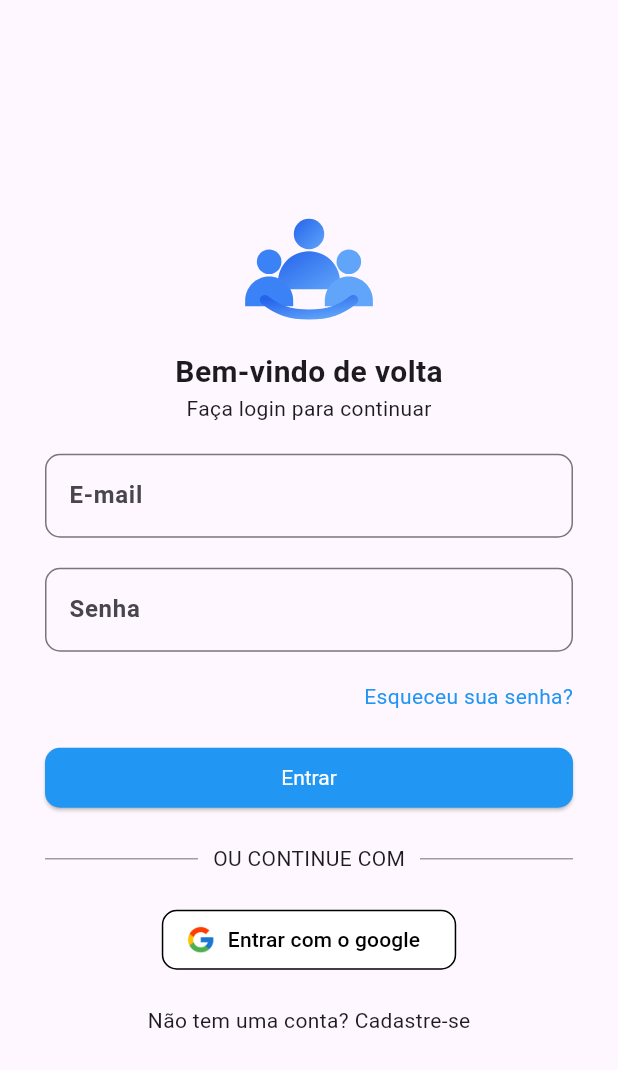
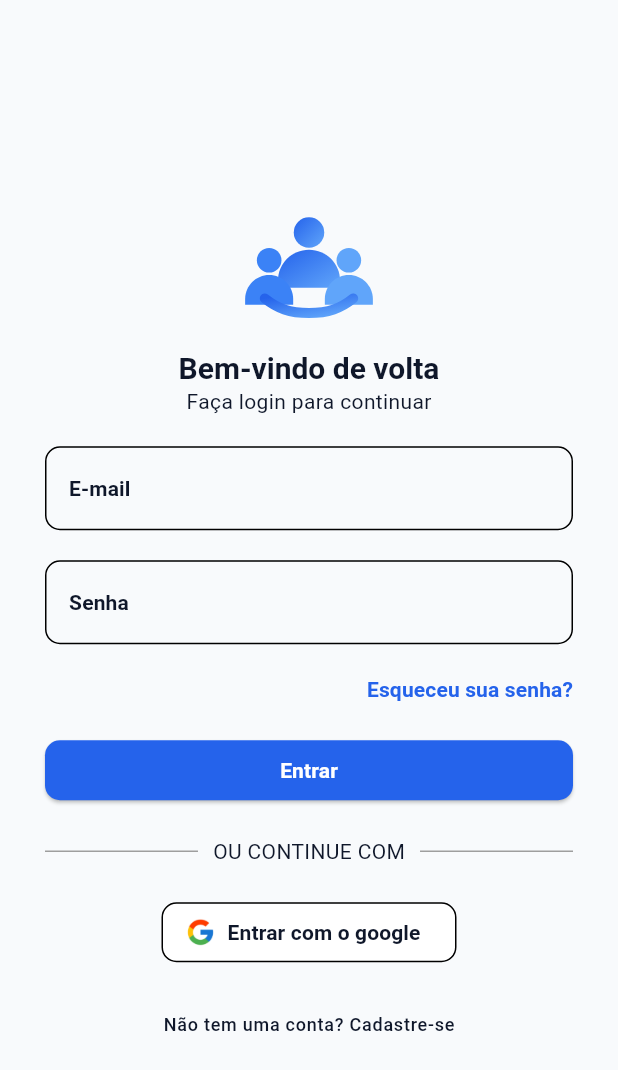
Before and after one commit to WilkerPontes/flutter-user-management, a Flutter app: the screen it shows after launch, on a phone screen of 412 x 824 dp. Shown: the top 1070 px of the screen. Run offline on Flutter 3.47's test engine with Material 3 defaults, Android fonts, the phone set to English and light mode, and no system bars; our stand-ins replace flutter_svg, go_router.

Commit message:
feat: add app theme and apply it to the login page
Introduce light/dark AppTheme with shared colors and text styles,
wire it into MaterialApp.router with system theme mode, and replace
hardcoded colors and text styles on the login page with theme-based
ones.

```diff
--- a/flutter_user_management/lib/app/app.dart
+++ b/flutter_user_management/lib/app/app.dart
@@ -1,5 +1,6 @@
 import 'package:flutter/material.dart';
 import 'package:flutter_user_management/app/router/router.dart';
+import 'package:flutter_user_management/app/theme/app_theme.dart';
 
 class App extends StatelessWidget {
   const App({super.key});
@@ -7,6 +8,9 @@
   @override
   Widget build(BuildContext context) {
     return MaterialApp.router(
+      theme: AppTheme.light,
+      darkTheme: AppTheme.dark,
+      themeMode: ThemeMode.system,
       routerConfig: router,
     );
   }
--- /dev/null
+++ b/flutter_user_management/lib/app/theme/app_colors.dart
@@ -0,0 +1,20 @@
+import 'package:flutter/material.dart';
+
+abstract final class AppColors {
+  static const primary = Color(0xFF2563EB);
+  static const primaryDark = Color(0xFF1D4ED8);
+  static const primaryLight = Color(0xFF60A5FA);
+  static const success = Color(0xFF22C55E);
+  static const error = Color(0xFFEF4444);
+  static const warning = Color(0xFFF59E0B);
+  static const info = Color(0xFF0EA5E9);
+  static const white = Color(0xFFFFFFFF);
+  static const slate50 = Color(0xFFF8FAFC);
+  static const slate100 = Color(0xFFF1F5F9);
+  static const slate200 = Color(0xFFE2E8F0);
+  static const slate300 = Color(0xFFCBD5E1);
+  static const slate500 = Color(0xFF64748B);
+  static const slate700 = Color(0xFF334155);
+  static const slate800 = Color(0xFF1E293B);
+  static const slate900 = Color(0xFF0F172A);
+}
--- /dev/null
+++ b/flutter_user_management/lib/app/theme/app_theme.dart
@@ -0,0 +1,10 @@
+import 'package:flutter/material.dart';
+
+import 'dark_theme.dart';
+import 'light_theme.dart';
+
+abstract final class AppTheme {
+  static ThemeData get light => LightTheme.theme;
+
+  static ThemeData get dark => DarkTheme.theme;
+}
--- /dev/null
+++ b/flutter_user_management/lib/app/theme/dark_theme.dart
@@ -0,0 +1,32 @@
+import 'package:flutter/material.dart';
+
+import 'app_colors.dart';
+import 'app_text_theme.dart';
+
+abstract final class DarkTheme {
+  static ThemeData get theme {
+    return ThemeData(
+      brightness: Brightness.dark,
+
+      scaffoldBackgroundColor: AppColors.slate900,
+
+      colorScheme: const ColorScheme.dark(
+        primary: AppColors.primaryLight,
+        onPrimary: AppColors.white,
+
+        secondary: AppColors.primary,
+        onSecondary: AppColors.white,
+
+        surface: AppColors.slate800,
+        onSurface: AppColors.slate50,
+
+        error: AppColors.error,
+        onError: AppColors.white,
+      ),
+
+      textTheme: AppTextTheme.textTheme,
+
+      dividerColor: AppColors.slate700,
+    );
+  }
+}
--- /dev/null
+++ b/flutter_user_management/lib/app/theme/light_theme.dart
@@ -0,0 +1,29 @@
+import 'package:flutter/material.dart';
+import 'package:flutter_user_management/app/theme/app_colors.dart';
+import 'package:flutter_user_management/app/theme/app_text_theme.dart';
+
+abstract final class LightTheme {
+  static ThemeData get theme {
+    return ThemeData(
+      brightness: Brightness.light,
+      scaffoldBackgroundColor: AppColors.slate50,
+      colorScheme: const ColorScheme.light(
+        primary: AppColors.primary,
+        onPrimary: AppColors.white,
+
+        secondary: AppColors.primaryLight,
+        onSecondary: AppColors.white,
+
+        surface: AppColors.white,
+        onSurface: AppColors.slate900,
+
+        error: AppColors.error,
+        onError: AppColors.white,
+      ),
+
+      textTheme: AppTextTheme.textTheme,
+
+      dividerColor: AppColors.slate200,
+    );
+  }
+}
--- a/flutter_user_management/lib/features/auth/presentation/pages/login_page.dart
+++ b/flutter_user_management/lib/features/auth/presentation/pages/login_page.dart
@@ -1,5 +1,6 @@
 import 'package:flutter/material.dart';
 import 'package:flutter_svg/flutter_svg.dart';
+import 'package:flutter_user_management/app/theme/app_colors.dart';
 
 class LoginPage extends StatefulWidget {
   const LoginPage({super.key});
@@ -28,11 +29,11 @@
                 ),
                 Text(
                   "Bem-vindo de volta",
-                  style: TextStyle(fontWeight: FontWeight.w700, fontSize: 20),
+                  style: Theme.of(context).textTheme.titleLarge,
                 ),
                 Text(
                   "Faça login para continuar",
-                  style: TextStyle(fontWeight: FontWeight.w400, fontSize: 14),
+                  style: Theme.of(context).textTheme.bodyMedium,
                 ),
                 const SizedBox(
                   height: 20,
@@ -41,9 +42,13 @@
                   decoration: InputDecoration(
                     label: Text(
                       "E-mail",
-                      style: TextStyle(fontWeight: FontWeight.w700),
+                      style: Theme.of(context).textTheme.labelLarge,
                     ),
                     border: OutlineInputBorder(
+                      borderSide: BorderSide(
+                        width: 1,
+                        color: Theme.of(context).colorScheme.surface,
+                      ),
                       borderRadius: BorderRadius.circular(10),
                     ),
                   ),
@@ -55,9 +60,13 @@
                   decoration: InputDecoration(
                     label: Text(
                       "Senha",
-                      style: TextStyle(fontWeight: FontWeight.w700),
+                      style: Theme.of(context).textTheme.labelLarge,
                     ),
                     border: OutlineInputBorder(
+                      borderSide: BorderSide(
+                        width: 1,
+                        color: Theme.of(context).colorScheme.surface,
+                      ),
                       borderRadius: BorderRadius.circular(10),
                     ),
                   ),
@@ -70,7 +79,9 @@
                   children: [
                     Text(
                       "Esqueceu sua senha?",
-                      style: TextStyle(color: Colors.blue),
+                      style: Theme.of(context).textTheme.labelLarge!.copyWith(
+                        color: AppColors.primary,
+                      ),
                     ),
                   ],
                 ),
@@ -81,7 +92,8 @@
                   width: double.infinity,
                   child: ElevatedButton(
                     style: ElevatedButton.styleFrom(
-                      backgroundColor: Colors.blue,
+                      backgroundColor: Theme.of(context).colorScheme.primary,
+                      foregroundColor: Colors.white,
                       textStyle: TextStyle(color: Colors.white),
                       shape: RoundedRectangleBorder(
                         borderRadius: BorderRadius.circular(
@@ -92,9 +104,9 @@
                     onPressed: () {},
                     child: Text(
                       "Entrar",
-                      style: TextStyle(
-                        color: Colors.white,
-                      ),
+                      style: Theme.of(
+                        context,
+                      ).textTheme.labelLarge!.copyWith(color: Colors.white),
                     ),
                   ),
                 ),
@@ -142,17 +154,18 @@
                     'assets/google-logo.jpg',
                     width: 20,
                   ),
-                  label: const Text(
+                  label: Text(
                     'Entrar com o google',
-                    style: TextStyle(
-                      color: Colors.black,
-                    ),
+                    style: Theme.of(context).textTheme.labelLarge,
                   ),
                 ),
                 const SizedBox(
-                  height: 20,
+                  height: 30,
                 ),
-                Text("Não tem uma conta? Cadastre-se"),
+                Text(
+                  "Não tem uma conta? Cadastre-se",
+                  style: Theme.of(context).textTheme.labelMedium,
+                ),
               ],
             ),
           ),
```
Also changed, not shown: flutter_user_management/lib/app/theme/app_text_theme.dart (added, +46 -0 lines).
